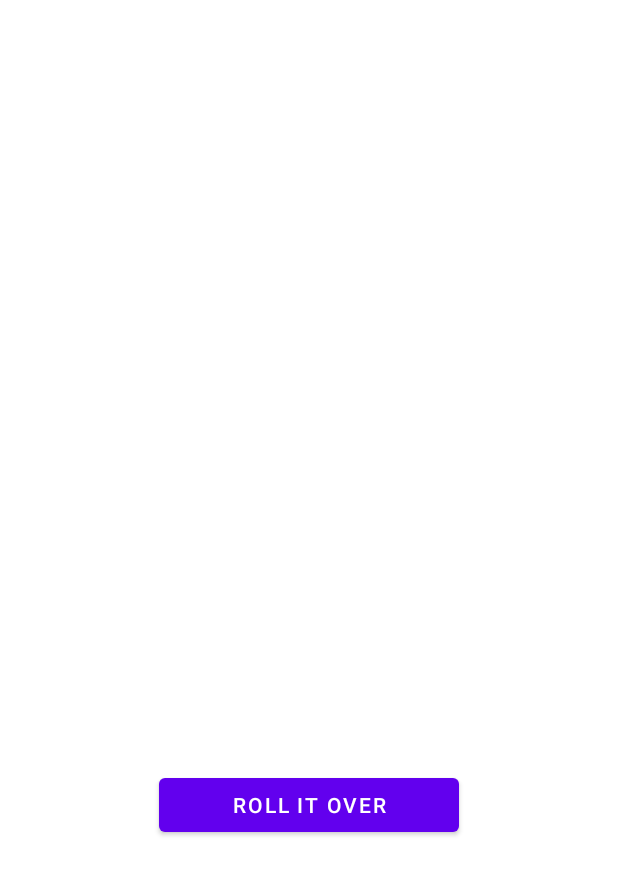
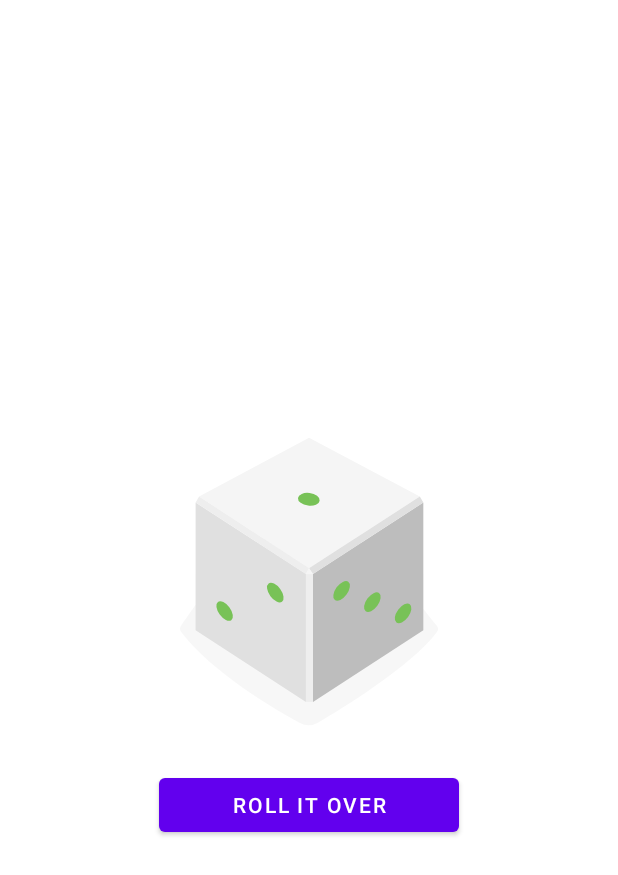
Before and after one commit to aihtshamali/KotlinAndroid-DiceRoller, an Android app: the layout activity_main.xml on its own in the app's theme, with its tools: preview values and no code run, on a phone screen of 412 x 824 dp. Shown: the top 875 px of the screen. Run offline under Robolectric (Android 15) with nearby library versions, the phone set to English and light mode, and no system bars.

```diff
--- a/app/src/main/res/layout/activity_main.xml
+++ b/app/src/main/res/layout/activity_main.xml
@@ -12,6 +12,7 @@
        android:layout_width="wrap_content"
        android:layout_height="wrap_content"
        android:src="@drawable/empty_dice"
+       tools:src="@drawable/dice_1"
        android:layout_gravity="center_horizontal"/>
 
     <Button
```
